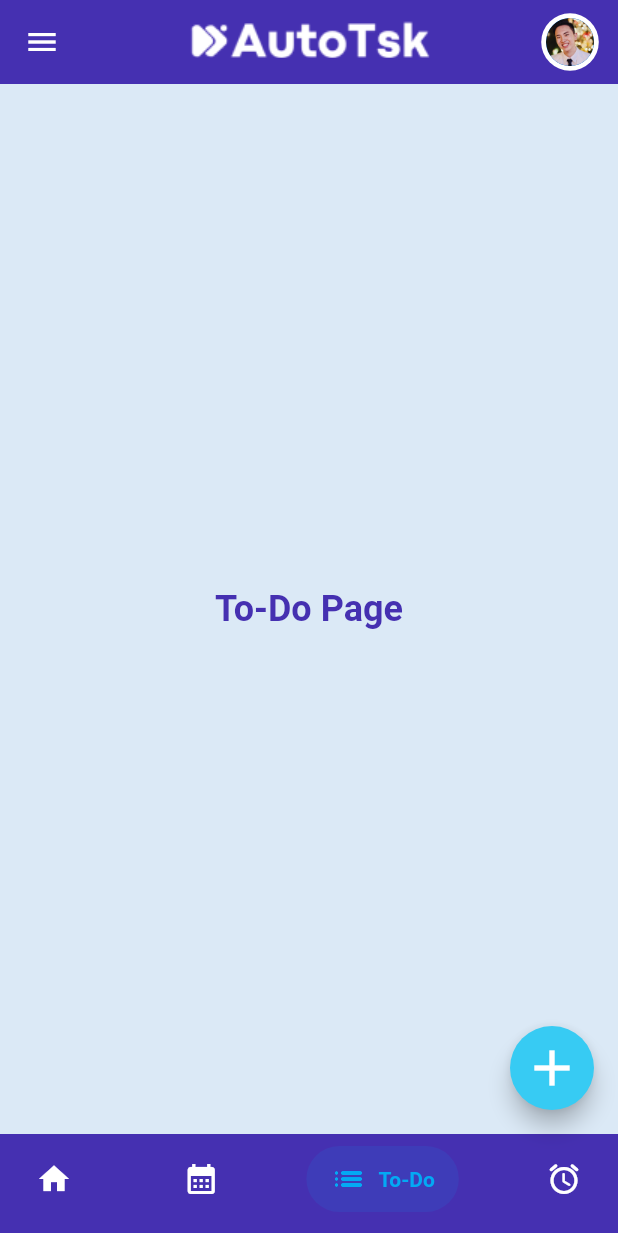
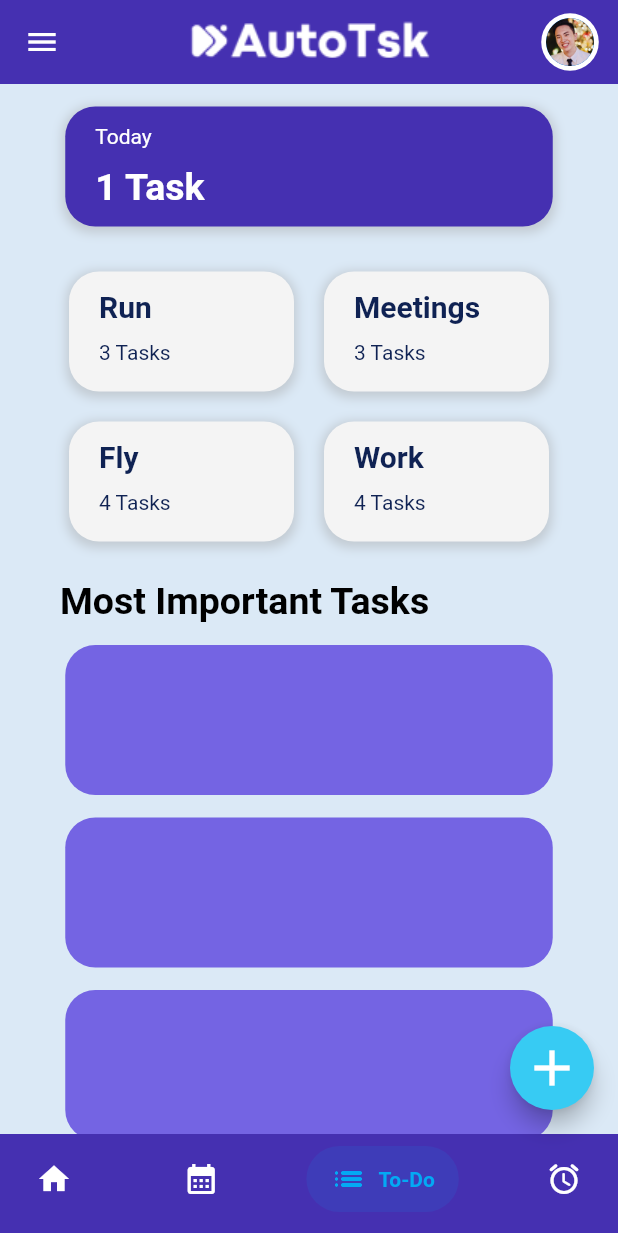
Before and after one commit to evanyan13/autotsk, a Flutter app: the screen it shows once a user with an empty profile is signed in, swiped to page 3, on a phone screen of 412 x 824 dp. Shown: the top 1233 px of the screen. Run offline on Flutter 3.47's test engine with Material 2 defaults, Android fonts, the phone set to English and light mode, and no system bars; drawn by our look-alikes of salomon_bottom_bar; our stand-ins replace carousel_slider, cloud_firestore, date_picker_timeline, firebase_auth, firebase_core, get and 3 more; accounts and stored records are empty; Roboto replaces fonts that are missing (Neometric).

Commit message:
create a template for the toDOPage and disallow scrolling for pageview in homepage

```diff
--- a/autotsk/lib/main.dart
+++ b/autotsk/lib/main.dart
@@ -2,6 +2,7 @@
 import 'package:autotsk/onboarding/ob1.dart';
 import 'package:autotsk/onboarding/ob2.dart';
 import 'package:autotsk/onboarding/ob3.dart';
+import 'package:autotsk/screen_type/to_do/to_do_page.dart';
 import 'package:autotsk/util/color.dart';
 import 'package:flutter/material.dart';
 import 'package:autotsk/screen_type/signin_page.dart';
--- a/autotsk/lib/screen_type/calendar/calendar_page.dart
+++ b/autotsk/lib/screen_type/calendar/calendar_page.dart
@@ -17,15 +17,16 @@ class CalendarPage extends StatefulWidget {
 class _CalendarPageState extends State<CalendarPage> {
   DateTime _selectedDate = DateTime.now();
   late DateTime _currentDate = _selectedDate;
+
   late int _numMonth = _selectedDate.month;
-
   late int _currentMonth = _numMonth;
-  late int _currentday = _selectedDate.day;
 
   late String _selectedMonth = getMonth(_selectedDate.month);
   String getMonth(int currentMonthIndex) {
     return DateFormat('MMM').format(DateTime(0, currentMonthIndex)).toString();
   }
+
+  late int _currentday = _selectedDate.day;
 
   @override
   Widget build(BuildContext context) {
--- a/autotsk/lib/screen_type/home/home_page.dart
+++ b/autotsk/lib/screen_type/home/home_page.dart
@@ -48,6 +48,7 @@ class _HomePageState extends State<HomePage> {
       drawer: SideBar(),
       body: SizedBox.expand(
         child: PageView(
+          physics: NeverScrollableScrollPhysics(),
           controller: _pageController,
           onPageChanged: (index) {
             setState(
--- a/autotsk/lib/screen_type/to_do/to_do_page.dart
+++ b/autotsk/lib/screen_type/to_do/to_do_page.dart
@@ -8,23 +8,212 @@ import 'package:autotsk/screen_type/common_components/nav_bar_dark.dart';
 class ToDoPage extends StatelessWidget {
   const ToDoPage({super.key});
 
+  Widget catTaskCont(String task, int numTask) {
+    return Container(
+      child: Container(
+        height: 100,
+        width: 150,
+        child: Column(
+          children: [
+            SizedBox(
+              height: 12,
+            ),
+            Row(
+              children: [
+                SizedBox(width: 20),
+                Text(
+                  '$task',
+                  style: TextStyle(
+                    color: buttondarkBlueClr,
+                    fontFamily: "Neometric",
+                    fontWeight: FontWeight.bold,
+                    fontSize: 20,
+                  ),
+                ),
+              ],
+            ),
+            SizedBox(height: 11),
+            Row(
+              children: [
+                SizedBox(width: 20),
+                Text(
+                  numTask <= 1 ? '$numTask Task' : '$numTask Tasks',
+                  style: TextStyle(
+                    color: buttondarkBlueClr,
+                    fontFamily: "Neometric",
+                  ),
+                ),
+              ],
+            ),
+          ],
+        ),
+      ),
+      height: 80,
+      decoration: BoxDecoration(
+        boxShadow: [
+          BoxShadow(
+            color: Colors.grey.withOpacity(0.4),
+            spreadRadius: 2,
+            blurRadius: 5,
+            offset: Offset(0, 2), // changes position of shadow
+          ),
+        ],
+        color: offWhiteColor,
+        borderRadius: BorderRadius.all(
+          Radius.circular(20.0),
+        ),
+      ),
+    );
+  }
+
+  Widget taskCont(String task, int numTask) {
+    return Container(
+      child: Container(
+        height: 100,
+        width: 325,
+        child: Column(
+          children: [
+            SizedBox(
+              height: 12,
+            ),
+            Row(
+              children: [
+                SizedBox(width: 20),
+                Text(
+                  '$task',
+                  style: TextStyle(
+                    color: Colors.white,
+                  ),
+                ),
+              ],
+            ),
+            SizedBox(height: 11),
+            Row(
+              children: [
+                SizedBox(width: 20),
+                Text(
+                  numTask <= 1 ? '$numTask Task' : '$numTask Tasks',
+                  style: TextStyle(
+                    color: Colors.white,
+                    fontFamily: "Neometric",
+                    fontWeight: FontWeight.bold,
+                    fontSize: 25,
+                  ),
+                ),
+              ],
+            ),
+          ],
+        ),
+      ),
+      height: 80,
+      decoration: BoxDecoration(
+        boxShadow: [
+          BoxShadow(
+            color: Colors.grey.withOpacity(0.4),
+            spreadRadius: 2,
+            blurRadius: 5,
+            offset: Offset(0, 2), // changes position of shadow
+          ),
+        ],
+        color: homePageBgDarkPurpleClr,
+        borderRadius: BorderRadius.all(
+          Radius.circular(20.0),
+        ),
+      ),
+    );
+  }
+
   @override
   Widget build(BuildContext context) {
-    return Scaffold(
+    return SafeArea(
+      child: Scaffold(
         backgroundColor: mainLightBgColour,
         drawer: SideBar(),
-      body: Center(
-        child: Text(
-          "To-Do Page",
+        body: Container(
+          height: double.infinity,
+          width: double.infinity,
+          child: SingleChildScrollView(
+            child: Column(
+              mainAxisAlignment: MainAxisAlignment.center,
+              children: <Widget>[
+                SizedBox(height: 15),
+                taskCont('Today', 1),
+                SizedBox(height: 30),
+                Row(
+                  mainAxisAlignment: MainAxisAlignment.center,
+                  children: <Widget>[
+                    Column(
+                      children: <Widget>[
+                        catTaskCont('Run', 3),
+                        SizedBox(height: 20),
+                        catTaskCont('Fly', 4),
+                      ],
+                    ),
+                    SizedBox(width: 20),
+                    Column(
+                      children: [
+                        catTaskCont('Meetings', 3),
+                        SizedBox(height: 20),
+                        catTaskCont('Work', 4),
+                      ],
+                    ),
+                  ],
+                ),
+                SizedBox(height: 25),
+                Row(
+                  children: [
+                    SizedBox(
+                      width: 40,
+                    ),
+                    Text(
+                      "Most Important Tasks",
                       style: TextStyle(
                         fontFamily: 'Neometric',
                         fontWeight: FontWeight.bold,
-            fontSize: 24,
-            color: homePageBgDarkPurpleClr,
+                        fontSize: 25,
+                      ),
+                    ),
+                  ],
+                ),
+                SizedBox(height: 15),
+                Container(
+                  height: 100,
+                  width: 325,
+                  decoration: BoxDecoration(
+                    color: homePageBgLightPurpleClr,
+                    borderRadius: BorderRadius.all(
+                      Radius.circular(20.0),
+                    ),
+                  ),
+                ),
+                SizedBox(height: 15),
+                Container(
+                  height: 100,
+                  width: 325,
+                  decoration: BoxDecoration(
+                    color: homePageBgLightPurpleClr,
+                    borderRadius: BorderRadius.all(
+                      Radius.circular(20.0),
+                    ),
+                  ),
+                ),
+                SizedBox(height: 15),
+                Container(
+                  height: 100,
+                  width: 325,
+                  decoration: BoxDecoration(
+                    color: homePageBgLightPurpleClr,
+                    borderRadius: BorderRadius.all(
+                      Radius.circular(20.0),
+                    ),
+                  ),
+                ),
+              ],
             ),
           ),
         ),
         // bottomNavigationBar: NavBarDark(),
+      ),
     );
   }
 
```
Lines whose indentation alone changed are shown as unchanged.
